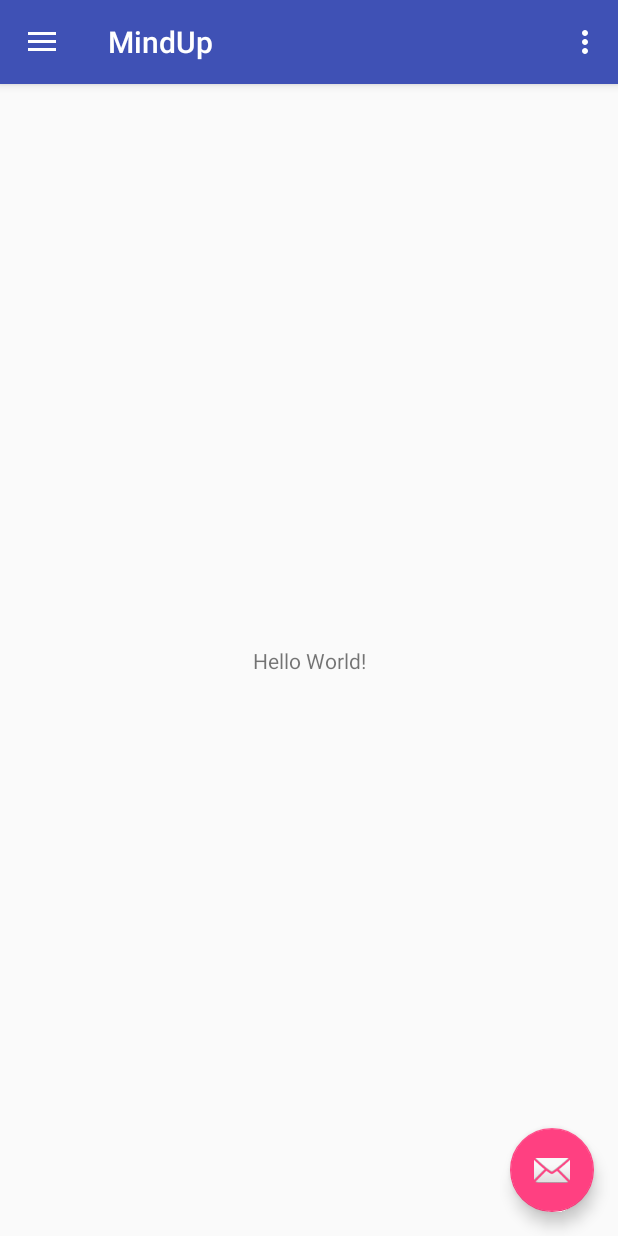
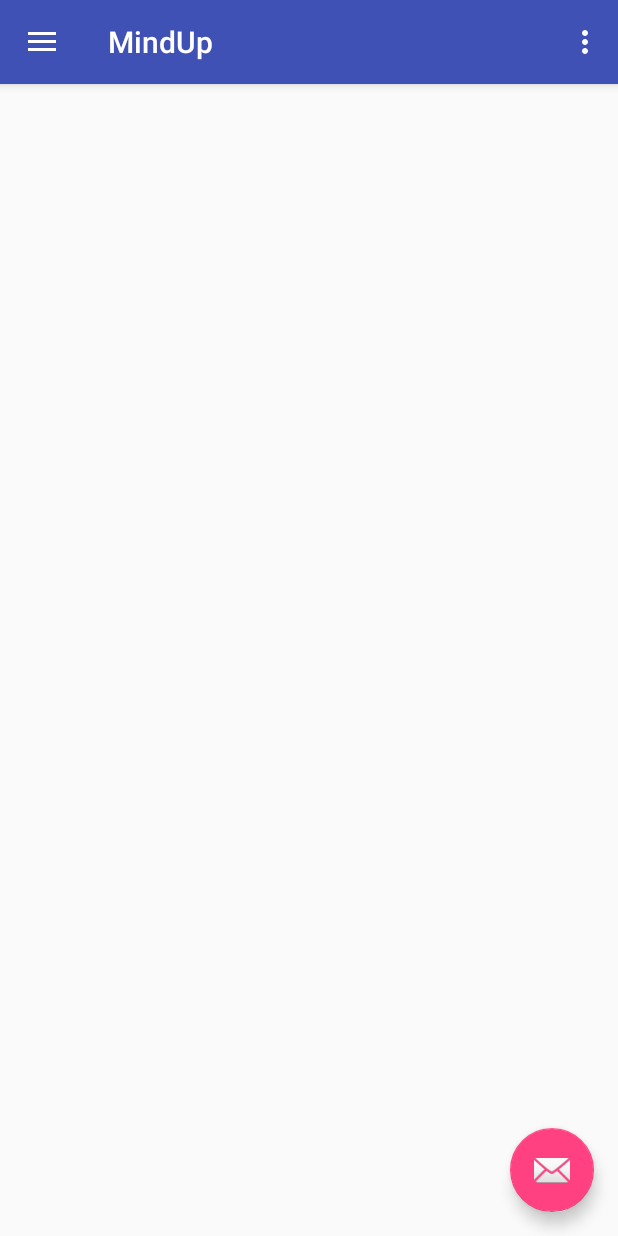
Before and after one commit to ArielMdC/MindUp, an Android app: the screen it shows after launch (MainActivity), in the side drawer, after a tap on "meajuda@mindup.com.br", on a phone screen of 412 x 824 dp. Run offline under Robolectric (Android 15) with nearby library versions, the phone set to English and light mode, and no system bars.

```diff
--- a/app/src/main/java/com/example/mindup/MainActivity.java
+++ b/app/src/main/java/com/example/mindup/MainActivity.java
@@ -1,11 +1,12 @@
 package com.example.mindup;
 
-import android.content.Intent;
 import android.os.Bundle;
 import android.support.annotation.NonNull;
 import android.support.design.widget.FloatingActionButton;
 import android.support.design.widget.NavigationView;
 import android.support.design.widget.Snackbar;
+import android.support.v4.app.Fragment;
+import android.support.v4.app.FragmentTransaction;
 import android.support.v4.view.GravityCompat;
 import android.support.v4.widget.DrawerLayout;
 import android.support.v7.app.ActionBarDrawerToggle;
@@ -15,12 +16,15 @@ import android.view.Menu;
 import android.view.MenuItem;
 import android.view.View;
 
+import com.example.mindup.fragment.PerfilFragment;
+
 public class MainActivity extends AppCompatActivity implements NavigationView.OnNavigationItemSelectedListener {
 
     @Override
     protected void onCreate(Bundle savedInstanceState) {
         super.onCreate(savedInstanceState);
         setContentView(R.layout.activity_main);
+
         Toolbar toolbar = (Toolbar) findViewById(R.id.toolbar);
         setSupportActionBar(toolbar);
 
@@ -45,27 +49,7 @@ public class MainActivity extends AppCompatActivity implements NavigationView.On
 
     @Override
     public boolean onNavigationItemSelected(@NonNull MenuItem item) {
-
-        if (item.getItemId() == R.id.nav_home) {
-
-        } else if (item.getItemId() == R.id.nav_quero_ajudar) {
-
-        } else if (item.getItemId() == R.id.nav_preciso_de_ajuda) {
-
-        } else if (item.getItemId() == R.id.nav_contatos_favoritos) {
-
-        } else if (item.getItemId() == R.id.nav_email) {
-
-        } else if (item.getItemId() == R.id.nav_duvidas_frequentes) {
-
-        } else if (item.getItemId() == R.id.nav_perfil) {
-            startActivity(new Intent(this, PerfilActivity.class));
-        } else if (item.getItemId() == R.id.nav_logout) {
-
-        }
-
-        DrawerLayout drawerLayout = (DrawerLayout) findViewById(R.id.drawer_layout);
-        drawerLayout.closeDrawer(GravityCompat.START);
+        displayView(item.getItemId());
 
         return true;
     }
@@ -102,4 +86,38 @@ public class MainActivity extends AppCompatActivity implements NavigationView.On
         return super.onOptionsItemSelected(item);
     }
 
+    public void displayView(int viewId) {
+
+        Fragment fragment = null;
+        String title = getString(R.string.app_name);
+
+        switch (viewId) {
+            case R.id.nav_perfil:
+                fragment = new PerfilFragment();
+                title = "Perfil";
+
+                break;
+
+            case R.id.nav_duvidas_frequentes:
+                //fragment = new DuvidasFrequentesFragment();
+                title = "Duvidas Frequentes";
+
+                break;
+        }
+
+        if (fragment != null) {
+            FragmentTransaction fragmentTransaction = getSupportFragmentManager().beginTransaction();
+
+            fragmentTransaction.replace(R.id.frameLayout, fragment);
+            fragmentTransaction.commit();
+        }
+
+        if (getSupportActionBar() != null) {
+            getSupportActionBar().setTitle(title);
+        }
+
+        DrawerLayout drawerLayout = (DrawerLayout) findViewById(R.id.drawer_layout);
+        drawerLayout.closeDrawer(GravityCompat.START);
+    }
+
 }
--- /dev/null
+++ b/app/src/main/java/com/example/mindup/fragment/PerfilFragment.java
@@ -0,0 +1,18 @@
+package com.example.mindup.fragment;
+
+import android.os.Bundle;
+import android.support.v4.app.Fragment;
+import android.view.LayoutInflater;
+import android.view.View;
+import android.view.ViewGroup;
+
+import com.example.mindup.R;
+
+public class PerfilFragment extends Fragment {
+
+    @Override
+    public View onCreateView(LayoutInflater inflater, ViewGroup container, Bundle savedInstanceState) {
+        return inflater.inflate(R.layout.activity_perfil, container, false);
+    }
+
+}
--- a/app/src/main/res/layout/activity_main.xml
+++ b/app/src/main/res/layout/activity_main.xml
@@ -18,6 +18,7 @@
         android:layout_width="wrap_content"
         android:layout_height="match_parent"
         android:layout_gravity="start"
+        android:background="#0000FF"
         android:fitsSystemWindows="true"
         app:menu="@menu/activity_main_drawer" />
 
--- a/app/src/main/res/layout/content_main.xml
+++ b/app/src/main/res/layout/content_main.xml
@@ -7,13 +7,9 @@
     app:layout_behavior="@string/appbar_scrolling_view_behavior"
     tools:showIn="@layout/app_bar_main">
 
-    <TextView
-        android:layout_width="wrap_content"
-        android:layout_height="wrap_content"
-        android:text="Hello World!"
-        app:layout_constraintBottom_toBottomOf="parent"
-        app:layout_constraintLeft_toLeftOf="parent"
-        app:layout_constraintRight_toRightOf="parent"
-        app:layout_constraintTop_toTopOf="parent" />
+    <FrameLayout
+        android:id="@+id/frameLayout"
+        android:layout_width="fill_parent"
+        android:layout_height="fill_parent" />
 
 </android.support.constraint.ConstraintLayout>
--- a/app/src/main/res/menu/activity_main_drawer.xml
+++ b/app/src/main/res/menu/activity_main_drawer.xml
@@ -4,19 +4,17 @@
     <item android:title="Main Menu">
         <item
             android:id="@+id/nav_home"
-            android:icon="@drawable/ic_menu_camera"
+            android:icon="@drawable/ic_menu_home"
             android:title="Home" />
         <item
             android:id="@+id/nav_quero_ajudar"
-            android:icon="@drawable/ic_menu_gallery"
             android:title="Quero ajudar" />
         <item
             android:id="@+id/nav_preciso_de_ajuda"
-            android:icon="@drawable/ic_menu_slideshow"
             android:title="Preciso de ajuda" />
         <item
             android:id="@+id/nav_contatos_favoritos"
-            android:icon="@drawable/ic_menu_manage"
+            android:icon="@drawable/ic_menu_favoritos"
             android:title="Contatos Favoritos" />
     </item>
 
@@ -24,11 +22,11 @@
         <menu>
             <item
                 android:id="@+id/nav_email"
-                android:icon="@drawable/ic_menu_share"
+                android:icon="@drawable/ic_menu_email"
                 android:title="meajuda@mindup.com.br" />
             <item
                 android:id="@+id/nav_duvidas_frequentes"
-                android:icon="@drawable/ic_menu_send"
+                android:icon="@drawable/ic_menu_duvidas"
                 android:title="Duvidas Frequentes" />
         </menu>
     </item>
@@ -37,11 +35,11 @@
         <menu>
             <item
                 android:id="@+id/nav_perfil"
-                android:icon="@drawable/ic_menu_share"
+                android:icon="@drawable/ic_menu_perfil"
                 android:title="Perfil" />
             <item
                 android:id="@+id/nav_logout"
-                android:icon="@drawable/ic_menu_send"
+                android:icon="@drawable/ic_menu_sair"
                 android:title="Logout" />
         </menu>
     </item>
```
